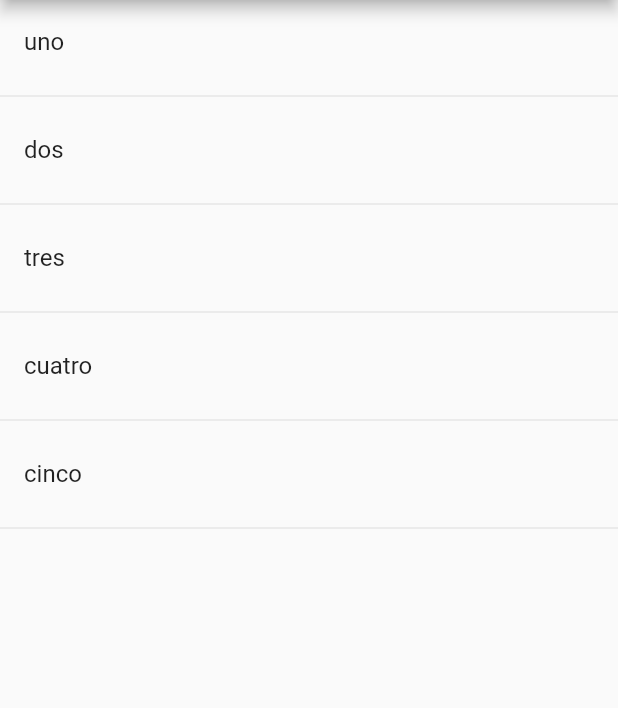
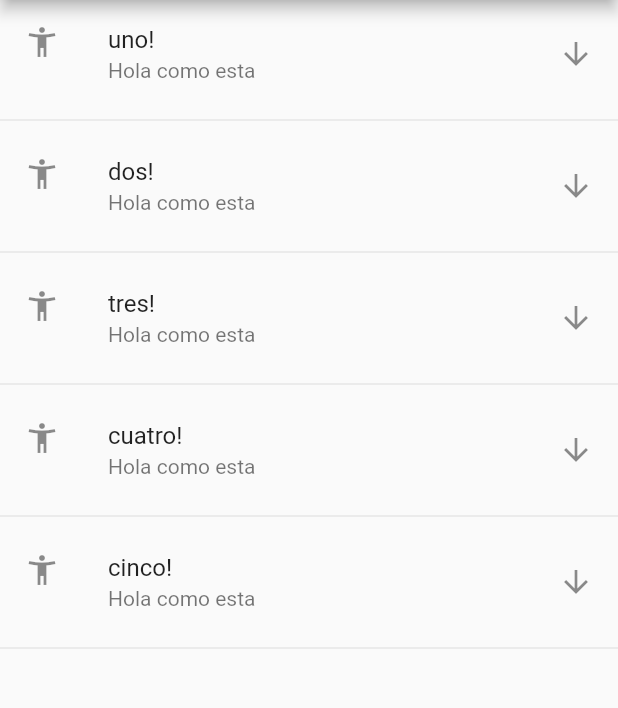
Before and after one commit to goandreus/Travel_Todo, a Flutter app: the screen it shows after launch, on a phone screen of 412 x 824 dp, the part 84-792 px from its top. Run offline on Flutter 3.47's test engine with Material 2 defaults, Android fonts, the phone set to English and light mode, and no system bars.

Commit message:
Listas and Listile

```diff
--- a/lib/src/pages/home_temp.dart
+++ b/lib/src/pages/home_temp.dart
@@ -11,7 +11,8 @@ class HomePageTemp extends StatelessWidget {
         title: Text("Componentes Temp"),
       ),
       body: ListView(
-        children: _crearItems()
+       // children: _crearItems()
+       children: _crearItemsCorta()
         ),
       );
   }
@@ -31,6 +32,24 @@ class HomePageTemp extends StatelessWidget {
     }
   return lista;
 }
+List<Widget> _crearItemsCorta(){
+  var widgets = opciones.map((item){
 
+      return Column(
+        children: <Widget>[
+          ListTile(
+            title: Text( item + '!'),
+            subtitle: Text('Hola como esta'),
+            leading: Icon(Icons.accessibility_new),
+            trailing: Icon(Icons.arrow_downward),
+            onTap: (){},
+          ),
+          Divider()
+        ],
+      );
+
+  }).toList();
+  return widgets;
+}
 
 }
```
